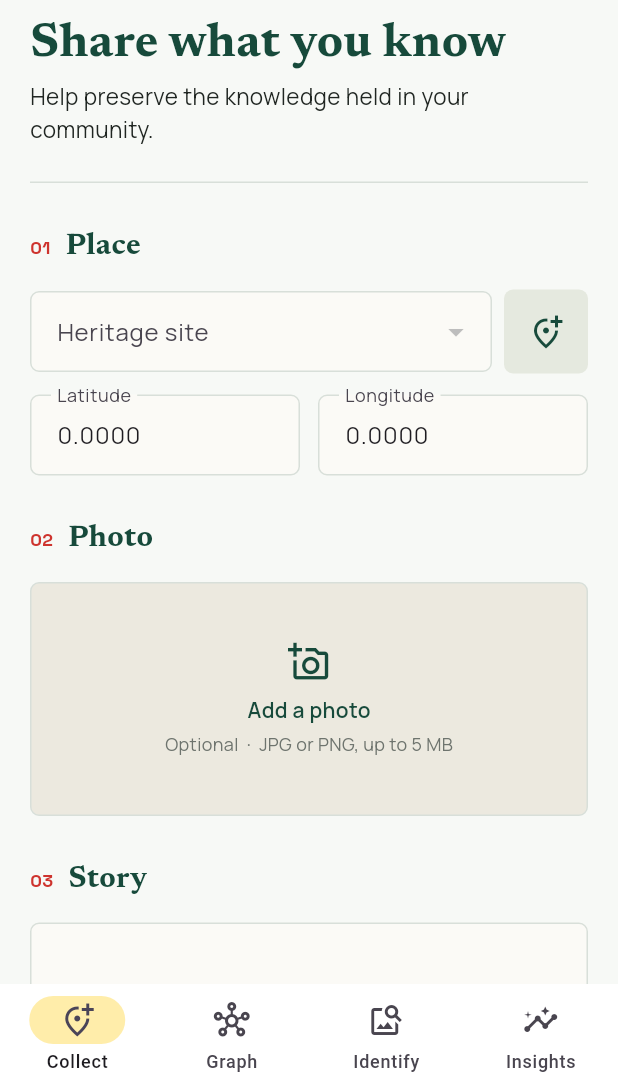
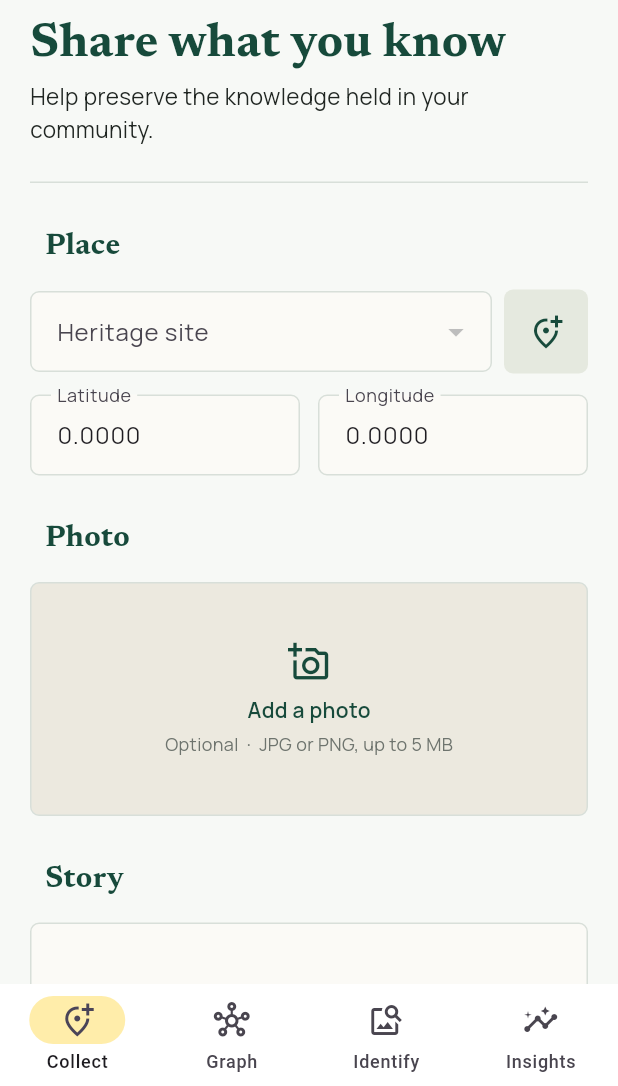
Before and after one commit to isaiahshembe/root, a Flutter app: the screen it shows after launch, on a phone screen of 412 x 824 dp, the part 150-1236 px from its top. Run offline on Flutter 3.47's test engine with Material 3 defaults, Android fonts, the phone set to English and light mode, and no system bars; our stand-ins replace google_fonts, image_picker, supabase_flutter; accounts and stored records are empty.

Commit message:
removed numbered cards

```diff
--- a/website/lib/pages/crowdsource.dart
+++ b/website/lib/pages/crowdsource.dart
@@ -438,9 +438,9 @@ class _CrowdsourceState extends State<Crowdsource> {
   Widget build(BuildContext context) {
     return Theme(
       data: Theme.of(context).copyWith(
-        textTheme: Theme.of(context).textTheme.apply(
-          fontFamily: GoogleFonts.manrope().fontFamily,
-        ),
+        textTheme: Theme.of(
+          context,
+        ).textTheme.apply(fontFamily: GoogleFonts.manrope().fontFamily),
       ),
       child: Scaffold(
         backgroundColor: _paper,
@@ -506,7 +506,7 @@ class _CrowdsourceState extends State<Crowdsource> {
         const SizedBox(height: 24),
         const Divider(height: 1, color: _rule),
         const SizedBox(height: 28),
-        _sectionTitle('01', 'Place'),
+        _sectionTitle('', 'Place'),
         const SizedBox(height: 14),
         Row(
           children: [
@@ -576,7 +576,7 @@ class _CrowdsourceState extends State<Crowdsource> {
           },
         ),
         const SizedBox(height: 28),
-        _sectionTitle('02', 'Photo'),
+        _sectionTitle('', 'Photo'),
         const SizedBox(height: 14),
         GestureDetector(
           onTap: _selectedImage == null ? _pickImage : null,
@@ -656,7 +656,7 @@ class _CrowdsourceState extends State<Crowdsource> {
           ),
         ),
         const SizedBox(height: 28),
-        _sectionTitle('03', 'Story'),
+        _sectionTitle('', 'Story'),
         const SizedBox(height: 14),
         TextField(
           controller: _narrativeCtrl,
```
